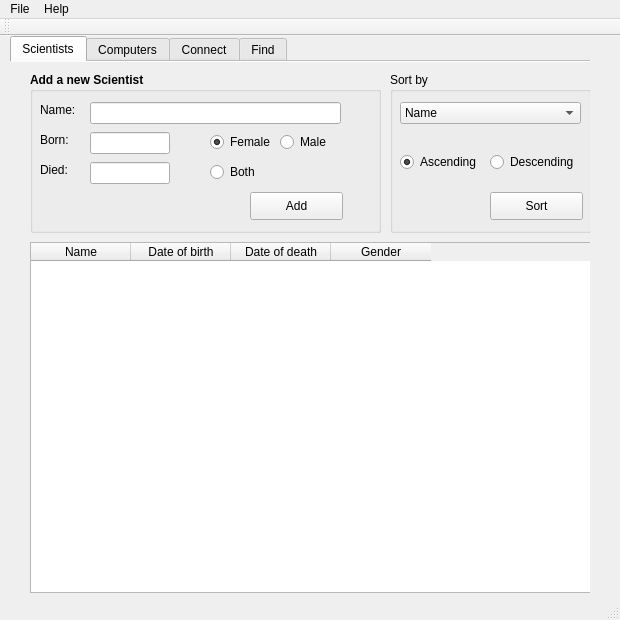
Old version of the form 3hluti/mainwindow.ui in the repository hj02/VV.
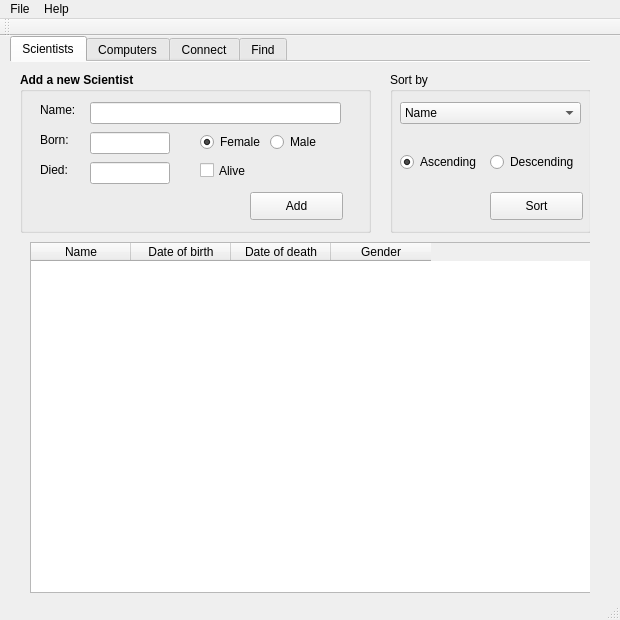
New version of the form. The open tabs and pages were chosen to show the change.

Commit message: laga input i add og baeta vid alive

```diff
--- a/3hluti/mainwindow.ui
+++ b/3hluti/mainwindow.ui
@@ -218,7 +218,7 @@
      <widget class="QGroupBox" name="groupBox">
       <property name="geometry">
        <rect>
-        <x>20</x>
+        <x>10</x>
         <y>10</y>
         <width>351</width>
         <height>161</height>
@@ -274,13 +274,26 @@
         <string>Male</string>
        </property>
       </widget>
-      <widget class="QRadioButton" name="rbBothS">
+      <widget class="QLabel" name="errormsgS">
+       <property name="geometry">
+        <rect>
+         <x>10</x>
+         <y>120</y>
+         <width>171</width>
+         <height>16</height>
+        </rect>
+       </property>
+       <property name="text">
+        <string/>
+       </property>
+      </widget>
+      <widget class="QCheckBox" name="rbAliveS">
        <property name="geometry">
         <rect>
          <x>180</x>
          <y>90</y>
          <width>70</width>
-         <height>20</height>
+         <height>17</height>
         </rect>
        </property>
        <property name="font">
@@ -290,7 +303,20 @@
         </font>
        </property>
        <property name="text">
-        <string>Both</string>
+        <string>Alive</string>
+       </property>
+      </widget>
+      <widget class="QLabel" name="errormsg2S">
+       <property name="geometry">
+        <rect>
+         <x>5</x>
+         <y>140</y>
+         <width>151</width>
+         <height>20</height>
+        </rect>
+       </property>
+       <property name="text">
+        <string/>
        </property>
       </widget>
      </widget>
```
Left out of the diff: 16 changed lines with no effect on the pictures. The commit also changes 2 other files.
